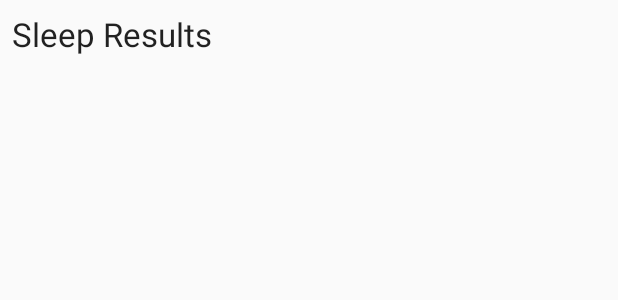
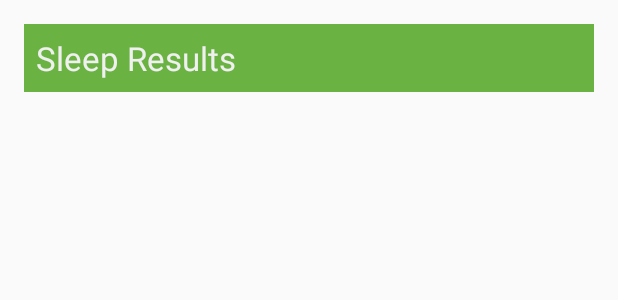
Before and after one commit to thitinun13/7.5Android-Kotlin-Fundamentals, an Android app: the layout header.xml on its own in the app's theme, with its tools: preview values and no code run, on a phone screen of 412 x 824 dp. Shown: the top 300 px of the screen. Run offline under Robolectric (Android 15) with nearby library versions, the phone set to English and light mode, and no system bars; Roboto replaces fonts that are not available here.

Commit message:
7.5-6 Task: Extend the header to span across the screen

```diff
--- a/app/src/main/res/layout/header.xml
+++ b/app/src/main/res/layout/header.xml
@@ -4,5 +4,10 @@
     android:layout_width="match_parent"
     android:layout_height="wrap_content"
     android:textAppearance="?android:attr/textAppearanceLarge"
-    android:text="Sleep Results"
-    android:padding="8dp" />
+    android:padding="8dp"
+    android:text="@string/header_text"
+    android:textColor="@color/white_text_color"
+    android:layout_marginStart="16dp"
+    android:layout_marginTop="16dp"
+    android:layout_marginEnd="16dp"
+    android:background="@color/colorAccent"/>
```
Also changed, not shown: app/src/main/java/com/example/android/trackmysleepquality/sleeptracker/SleepTrackerFragment.kt (+7 -1 lines).
